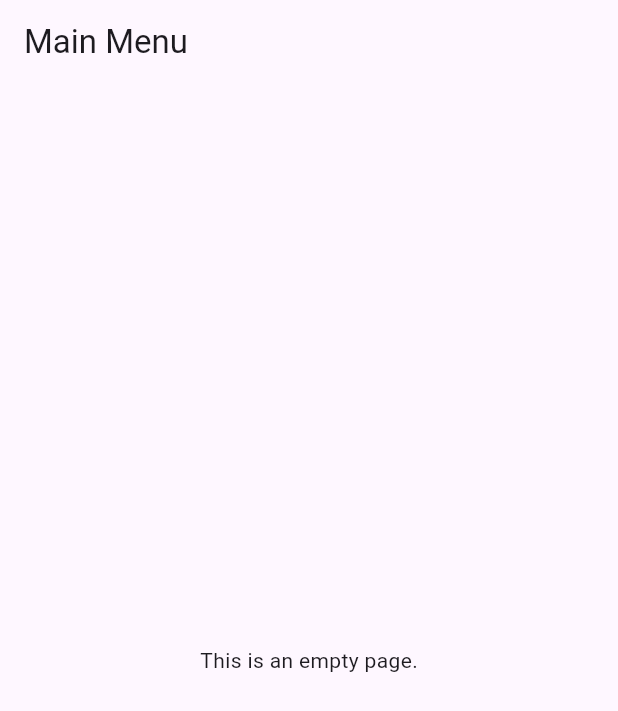
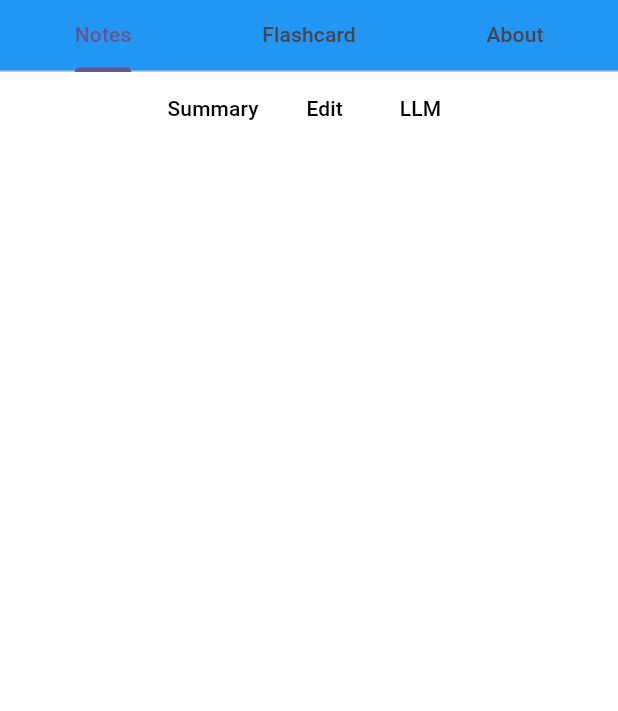
Before and after one commit to N-Adkins/cop4331-team4-largeproject-mobile, a Flutter app: the EmptyPage screen opened directly, on a phone screen of 412 x 824 dp. Shown: the top 711 px of the screen. Run offline on Flutter 3.47's test engine with Material 3 defaults, Android fonts, the phone set to English and light mode, and no system bars.

Commit message:
Skeleton for mainMenu

```diff
--- a/lib/mainMenu.dart
+++ b/lib/mainMenu.dart
@@ -10,27 +10,106 @@ void main() {
 class MyApp extends StatelessWidget {
   @override
   Widget build(BuildContext context) {
-
     return MaterialApp(
       title: 'Empty Flutter Page',
-      theme: ThemeData(primarySwatch: Colors.blue,), home: EmptyPage(),
+      theme: ThemeData(primarySwatch: Colors.blue),
+      home: EmptyPage(),
     );
-
   }
 }
 
-//This displays the texts
-class EmptyPage extends StatelessWidget {
+class EmptyPage extends StatefulWidget {
+  @override
+  EmptyPageState createState() => EmptyPageState();
+}
+
+class EmptyPageState extends State<EmptyPage>
+    with SingleTickerProviderStateMixin {
+  late TabController _tabController;
+
+  @override
+  void initState() {
+    super.initState();
+    // Initialize the TabController with vsync from this State object
+    // TabController only controls the main tabs (Notes/Flashcard/About)
+    _tabController = TabController(
+      length: 3,
+      vsync: this,
+    ); // 'this' refers to the current State object
+  }
+
+  @override
+  void dispose() {
+    _tabController.dispose(); //Dispose of the TabController when done
+    super.dispose();
+  }
+
   @override
   Widget build(BuildContext context) {
     return Scaffold(
-      appBar: AppBar(
-        title: Text('Main Menu'),
+      // Replace the AppBar with TabBar
+      appBar: PreferredSize(
+        preferredSize: Size.fromHeight(
+          kToolbarHeight,
+        ), // Specify height of the TabBar
+        child: Material(
+          color: Colors.blue,
+          child: TabBar(
+            controller: _tabController,
+            tabs: [
+              //Tab Titles
+              Tab(text: 'Notes'),
+              Tab(text: 'Flashcard'),
+              Tab(text: 'About'),
+            ],
+          ),
+        ),
       ),
-      body: Center(
-        child: Text('This is an empty page.'),
+      body: TabBarView(
+        controller: _tabController,
+        children: [
+          //start of Notes tab
+          Center(
+            child: Material(
+              color: Colors.white, //background color
+              child: Column(
+                mainAxisAlignment: MainAxisAlignment.start,//allights buttons to top of the page
+                children: [
+                  Row(
+                    mainAxisAlignment: MainAxisAlignment.center,
+                    children: [
+                      // Button for Summary
+                      TextButton(
+                        onPressed: () {
+                          _tabController.index = 0;  //defaults to Notes tab
+                        },
+                        child: Text('Summary', style: TextStyle(color: Colors.black)),
+                      ),
+                      // Button for Edit
+                      TextButton(
+                        onPressed: () {
+                          _tabController.index = 1;  //defaults to Flashcard tab
+                        },
+                        child: Text('Edit', style: TextStyle(color: Colors.black)),
+                      ),
+                      // Button for LLM
+                      TextButton(
+                        onPressed: () {
+                          _tabController.index = 2;  //defaults to About tab
+                        },
+                        child: Text('LLM', style: TextStyle(color: Colors.black)),
+                      ),
+                    ],
+                  ),
+                ],
+              ),
+            ),
+          ),//end of tab 1 (Notes)
+
+          Center(child: Text('Flashcard')),
+          Center(child: Text('About')),
+        ],
       ),
     );
   }
-
-}
+} //end of EmptyPageState
```
